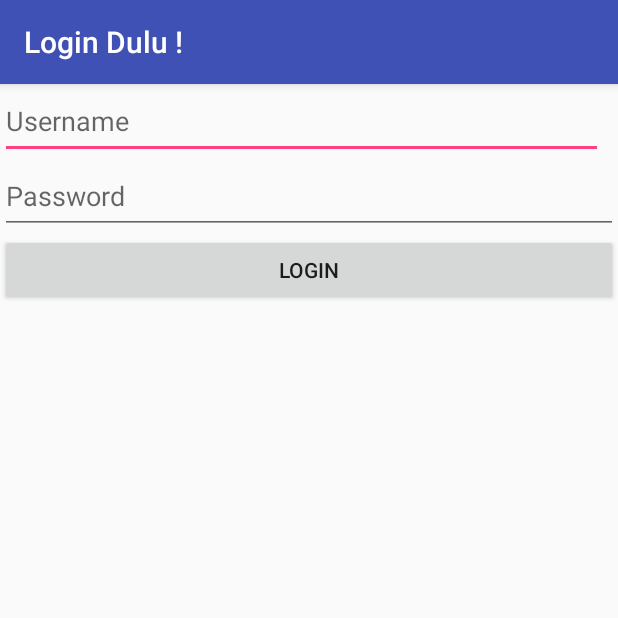
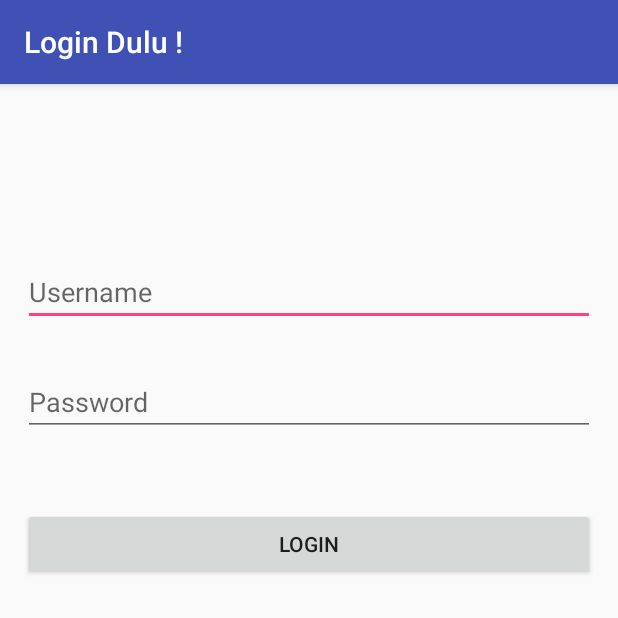
Before and after one commit to rezals00/INTERMIDETE, an Android app: the screen it shows after launch (MainActivity), on a phone screen of 412 x 824 dp, the top half of it. Run offline under Robolectric (Android 15) with nearby library versions, the phone set to English and light mode, and no system bars.

```diff
--- a/app/src/main/AndroidManifest.xml
+++ b/app/src/main/AndroidManifest.xml
@@ -1,6 +1,8 @@
 <?xml version="1.0" encoding="utf-8"?>
 <manifest xmlns:android="http://schemas.android.com/apk/res/android"
     package="com.example.rezab.internediete">
+
+    <uses-permission android:name="android.permission.INTERNET" />
 
     <application
         android:allowBackup="true"
@@ -16,7 +18,9 @@
                 <category android:name="android.intent.category.LAUNCHER" />
             </intent-filter>
         </activity>
-        <activity android:name=".mainview.Main2Activity"></activity>
+        <activity android:name=".mainview.Main2Activity">
+        </activity>
+        <activity android:name=".mainview.DetailActivity"></activity>
     </application>
 
 </manifest>
--- a/app/src/main/java/com/example/rezab/internediete/mainview/MainActivity.java
+++ b/app/src/main/java/com/example/rezab/internediete/mainview/MainActivity.java
@@ -41,17 +41,17 @@ public class MainActivity extends AppCompatActivity implements InterfaceMain {
 
     @Override
     public void messageinvalid() {
-        Toast.makeText(this, "Username / Password Salah", Toast.LENGTH_SHORT).show();
+        Toast.makeText(this, R.string.logininvalid, Toast.LENGTH_SHORT).show();
     }
 
     @Override
     public void messageempty() {
-        Toast.makeText(this, "Username / Password Kosong", Toast.LENGTH_SHORT).show();
+        Toast.makeText(this, R.string.loginempty, Toast.LENGTH_SHORT).show();
     }
 
     @Override
     public void loginsukses(String username) {
-        Toast.makeText(this, "Login sukses ....", Toast.LENGTH_SHORT).show();
+        Toast.makeText(this, R.string.loginsukses, Toast.LENGTH_SHORT).show();
         Intent intent = new Intent(this,Main2Activity.class);
         intent.putExtra("username",username);
         startActivity(intent);
--- a/app/src/main/java/com/example/rezab/internediete/mainview/MainPrecenter.java
+++ b/app/src/main/java/com/example/rezab/internediete/mainview/MainPrecenter.java
@@ -1,7 +1,9 @@
 package com.example.rezab.internediete.mainview;
 import android.content.Intent;
+import android.content.res.Resources;
 import android.text.TextUtils;
 
+import com.example.rezab.internediete.R;
 import com.example.rezab.internediete.maininteractor.InterfacePresenter;
 import com.example.rezab.internediete.maininteractor.InterfaceMain;
 /**
@@ -10,7 +12,6 @@ import com.example.rezab.internediete.maininteractor.InterfaceMain;
 
 public class MainPrecenter implements InterfacePresenter{
     private InterfaceMain mInterface;
-
     public MainPrecenter(MainActivity mainActivity) {
             this.mInterface = mainActivity;
     }
@@ -20,7 +21,7 @@ public class MainPrecenter implements InterfacePresenter{
         if(TextUtils.isEmpty(username) || TextUtils.isEmpty(password)){
             mInterface.messageempty();
         } else {
-            if(username.toString().equals("reza1234")&& password.toString().equals("reza1234")) {
+            if(username.equals("reza1234")&& password.equals("reza1234")) {
                 mInterface.loginsukses(username);
             } else {
                 mInterface.messageinvalid();
--- a/app/src/main/res/layout/activity_main.xml
+++ b/app/src/main/res/layout/activity_main.xml
@@ -1,44 +1,42 @@
 <?xml version="1.0" encoding="utf-8"?>
-<android.support.v7.widget.LinearLayoutCompat xmlns:android="http://schemas.android.com/apk/res/android"
-    xmlns:app="http://schemas.android.com/apk/res-auto"
+<RelativeLayout
+    xmlns:android="http://schemas.android.com/apk/res/android"
     xmlns:tools="http://schemas.android.com/tools"
     android:layout_width="match_parent"
-    android:layout_height="wrap_content"
-    android:orientation="vertical"
+    android:layout_height="match_parent"
+    android:layout_gravity="center"
+    android:layout_marginTop="@dimen/layout_marginTop"
+    android:layout_margin="@dimen/layout_margin"
+    android:paddingTop="@dimen/paddingTop"
     tools:context="com.example.rezab.internediete.MainView.MainActivity">
 
 
         <EditText
             android:id="@+id/editText"
             android:layout_width="match_parent"
-            android:layout_height="50dp"
-            android:layout_marginEnd="10dp"
-            android:layout_marginRight="8dp"
-            android:layout_weight="1"
-            android:ems="10"
+            android:layout_height="wrap_content"
             android:hint="@string/email_input"
-            android:inputType="text"
-            app:layout_constraintRight_toRightOf="parent"
-            tools:layout_editor_absoluteY="16dp" />
+            android:layout_marginTop="45dp"
+            android:layout_alignParentTop="true"
+            android:layout_centerHorizontal="true" />
 
         <EditText
             android:id="@+id/editText2"
             android:layout_width="match_parent"
-            android:layout_height="50dp"
-            android:layout_weight="1"
-            android:ems="10"
+            android:layout_height="wrap_content"
             android:hint="@string/password_input"
             android:inputType="textPassword"
-            tools:layout_editor_absoluteX="8dp"
-            tools:layout_editor_absoluteY="70dp" />
+            android:layout_marginTop="28dp"
+            android:layout_below="@+id/editText"
+            android:layout_alignParentStart="true" />" />
 
         <Button
             android:id="@+id/button"
             android:layout_width="match_parent"
-            android:layout_height="match_parent"
-            android:layout_weight="1"
+            android:layout_height="wrap_content"
             android:text="@string/login_name"
-            tools:layout_editor_absoluteX="17dp"
-            tools:layout_editor_absoluteY="-82dp" />
+            android:layout_below="@+id/editText2"
+            android:layout_alignParentStart="true"
+            android:layout_marginTop="48dp" />
 
-</android.support.v7.widget.LinearLayoutCompat>
+</RelativeLayout>
--- a/app/src/main/res/values/dimens.xml
+++ b/app/src/main/res/values/dimens.xml
@@ -1,3 +1,9 @@
 <resources>
-    <dimen name="fab_margin">16dp</dimen>
+        <dimen name="paddingTop">55dp</dimen>
+        <dimen name="marginTop">101dp</dimen>
+        <dimen name="layout_margin">15dp</dimen>
+        <dimen name="layout_marginTop">10dp</dimen>
+        <dimen name="layout_marginBottom">83dp</dimen>
+        <dimen name="layout_marginStart">143dp</dimen>
+        <dimen name="layout">18dp</dimen>
 </resources>
--- a/app/src/main/res/values/strings.xml
+++ b/app/src/main/res/values/strings.xml
@@ -1,7 +1,25 @@
 <resources>
+    <string name="app">Daftar List Peserta</string>
     <string name="app_name">Intermediete APK</string>
+    <string name="title_activity_main2">Main2Activity</string>
+    <!--Text Padding-->
+    <string name="paddingTop">15dp</string>
+    <string name="paddingLeft">15dp</string>
+    <string name="paddingRight">15dp</string>
+    <string name="paddingBottom">15dp</string>
+
+    <!--Text Size-->
+    <string name="size1">15sp</string>
+    <!-- GLOBAL -->
+    <string name="koneksierror">Tidak Dapat Tersambung Ke Server , Silahkan Cek Internet Anda</string>
+    <string name="loading">Loading Data ...</string>
+
+    <!-- LOGIN LAYOUT -->
     <string name="email_input">Username</string>
     <string name="password_input">Password</string>
     <string name="login_name">Login</string>
-    <string name="title_activity_main2">Main2Activity</string>
+    <!-- LOGIN RESULT -->
+    <string name="loginsukses">Login Sukses ! Tunggu Sebentar</string>
+    <string name="logininvalid">Username / Password Salah !</string>
+    <string name="loginempty">Username / Password Kosong</string>
 </resources>
```
Also changed, not shown: app/build.gradle (+6 -4 lines), app/src/main/java/com/example/rezab/internediete/adapter/ErAdapter.java (added, +76 -0 lines), app/src/main/java/com/example/rezab/internediete/mainhome/HomePresenter.java (added, +27 -0 lines), app/src/main/java/com/example/rezab/internediete/maininteractor/InterfaceMain2.java (added, +9 -0 lines), app/src/main/java/com/example/rezab/internediete/maininteractor/Main2Interface.java (added, +13 -0 lines), app/src/main/java/com/example/rezab/internediete/mainview/DetailActivity.java (added, +64 -0 lines), app/src/main/java/com/example/rezab/internediete/mainview/Main2Activity.java (+77 -5 lines), app/src/main/java/com/example/rezab/internediete/model/HomeModel.java (added, +52 -0 lines), app/src/main/java/com/example/rezab/internediete/model/Retro.java (added, +44 -0 lines), app/src/main/java/com/example/rezab/internediete/service/ServiceApi.java (added, +19 -0 lines), app/src/main/res/layout/activity_detail.xml (added, +25 -0 lines), app/src/main/res/layout/activity_main2.xml (+11 -12 lines), app/src/main/res/layout/rowlayout.xml (added, +42 -0 lines), app/src/main/res/values/styles.xml (+0 -9 lines).
